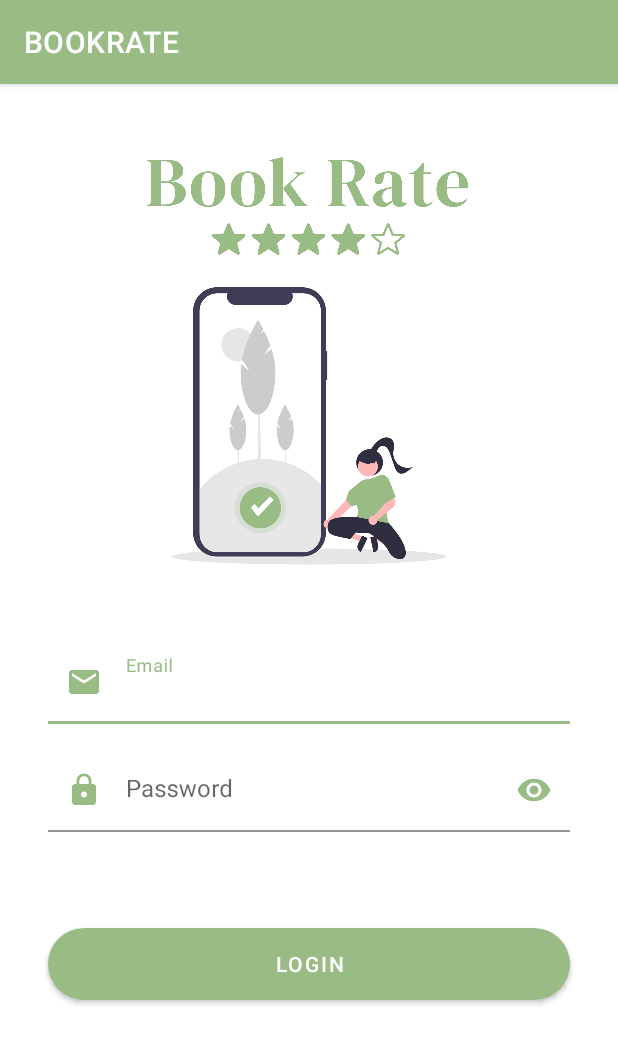
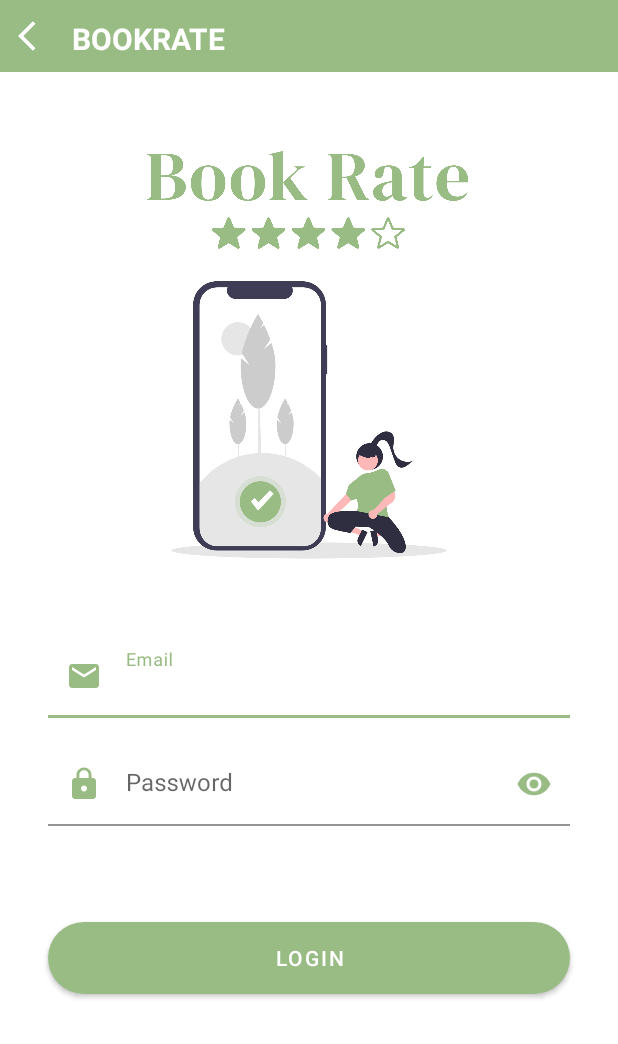
Before and after one commit to Denisa-Manta/BookRate, an Android app: the LoginActivity screen opened directly, with no data from a screen before it, on a phone screen of 412 x 824 dp. Shown: the top 1044 px of the screen. Run offline under Robolectric (Android 15) with nearby library versions, the phone set to English and light mode, and no system bars; our stand-ins replace Firebase (no records; nobody signed in at launch, a user with empty details on screens opened directly).

Commit message:
custom toolbar back button added

```diff
--- a/app/src/main/java/com/example/bookrate/activity/LoginActivity.java
+++ b/app/src/main/java/com/example/bookrate/activity/LoginActivity.java
@@ -5,6 +5,7 @@ import android.content.Intent;
 import android.os.Bundle;
 import android.widget.Button;
 import android.widget.EditText;
+import android.widget.ImageView;
 import android.widget.Toast;
 
 import com.example.bookrate.R;
@@ -22,6 +23,9 @@ public class LoginActivity extends AppCompatActivity {
     protected void onCreate(Bundle savedInstanceState) {
         super.onCreate(savedInstanceState);
         setContentView(R.layout.activity_login);
+
+        ImageView backButton = findViewById(R.id.backButton);
+        backButton.setOnClickListener(v -> finish()); // 🔙 closes current activity and goes back
 
         mAuth = FirebaseAuth.getInstance();
 
--- /dev/null
+++ b/app/src/main/res/drawable/ic_baseline_arrow_back_ios_24.xml
@@ -0,0 +1,5 @@
+<vector android:autoMirrored="true" android:height="24dp"
+    android:tint="#FFFFFF" android:viewportHeight="24"
+    android:viewportWidth="24" android:width="24dp" xmlns:android="http://schemas.android.com/apk/res/android">
+    <path android:fillColor="@android:color/white" android:pathData="M11.67,3.87L9.9,2.1 0,12l9.9,9.9 1.77,-1.77L3.54,12z"/>
+</vector>
--- a/app/src/main/res/layout/activity_login.xml
+++ b/app/src/main/res/layout/activity_login.xml
@@ -7,12 +7,21 @@
     android:background="@android:color/white"
     tools:context=".activity.LoginActivity">
 
+    <include
+        android:id="@+id/customToolbar"
+        layout="@layout/custom_toolbar"
+        android:layout_width="0dp"
+        android:layout_height="wrap_content"
+        app:layout_constraintTop_toTopOf="parent"
+        app:layout_constraintStart_toStartOf="parent"
+        app:layout_constraintEnd_toEndOf="parent" />
+
     <ImageView
         android:id="@+id/logoImage"
         android:layout_width="220dp"
         android:layout_height="wrap_content"
         android:layout_marginStart="16dp"
-        android:layout_marginTop="48dp"
+        android:layout_marginTop="100dp"
         android:layout_marginEnd="16dp"
         android:adjustViewBounds="true"
         android:contentDescription="BookRate logo"
--- /dev/null
+++ b/app/src/main/res/layout/custom_toolbar.xml
@@ -0,0 +1,27 @@
+<LinearLayout xmlns:android="http://schemas.android.com/apk/res/android"
+    android:layout_width="match_parent"
+    android:layout_height="?attr/actionBarSize"
+    android:orientation="horizontal"
+    android:background="@color/accentGreen"
+    android:padding="12dp">
+
+    <ImageView
+        android:id="@+id/backButton"
+        android:layout_width="24dp"
+        android:layout_height="24dp"
+        android:src="@drawable/ic_baseline_arrow_back_ios_24"
+        android:contentDescription="Back"
+        android:background="@android:color/transparent"
+        android:visibility="visible" />
+
+    <TextView
+        android:id="@+id/toolbarTitle"
+        android:layout_width="wrap_content"
+        android:layout_height="match_parent"
+        android:text="BOOKRATE"
+        android:textColor="@android:color/white"
+        android:textStyle="bold"
+        android:textSize="20sp"
+        android:layout_marginStart="12dp"
+        android:gravity="center_vertical" />
+</LinearLayout>
--- a/app/src/main/res/values/themes.xml
+++ b/app/src/main/res/values/themes.xml
@@ -1,6 +1,6 @@
 <resources xmlns:tools="http://schemas.android.com/tools">
 
-    <style name="Theme.BookRate" parent="Theme.MaterialComponents.DayNight.DarkActionBar">
+    <style name="Theme.BookRate" parent="Theme.MaterialComponents.DayNight.NoActionBar">
 
         <!-- Culori principale -->
         <item name="colorPrimary">@color/accentGreen</item>
```
